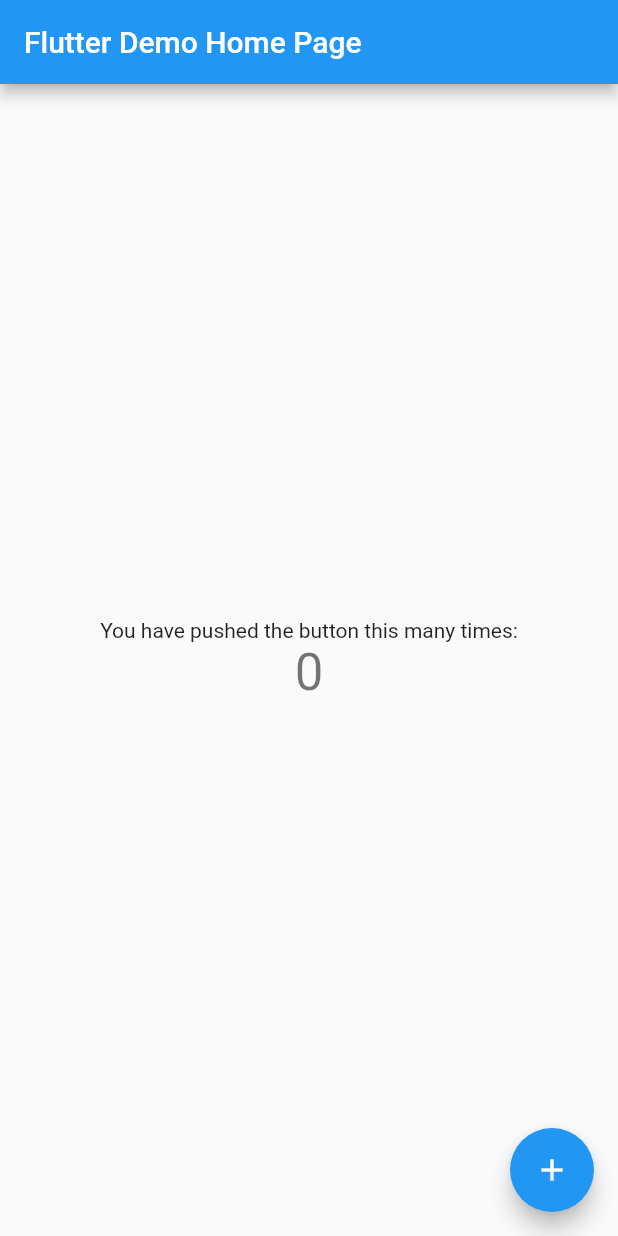
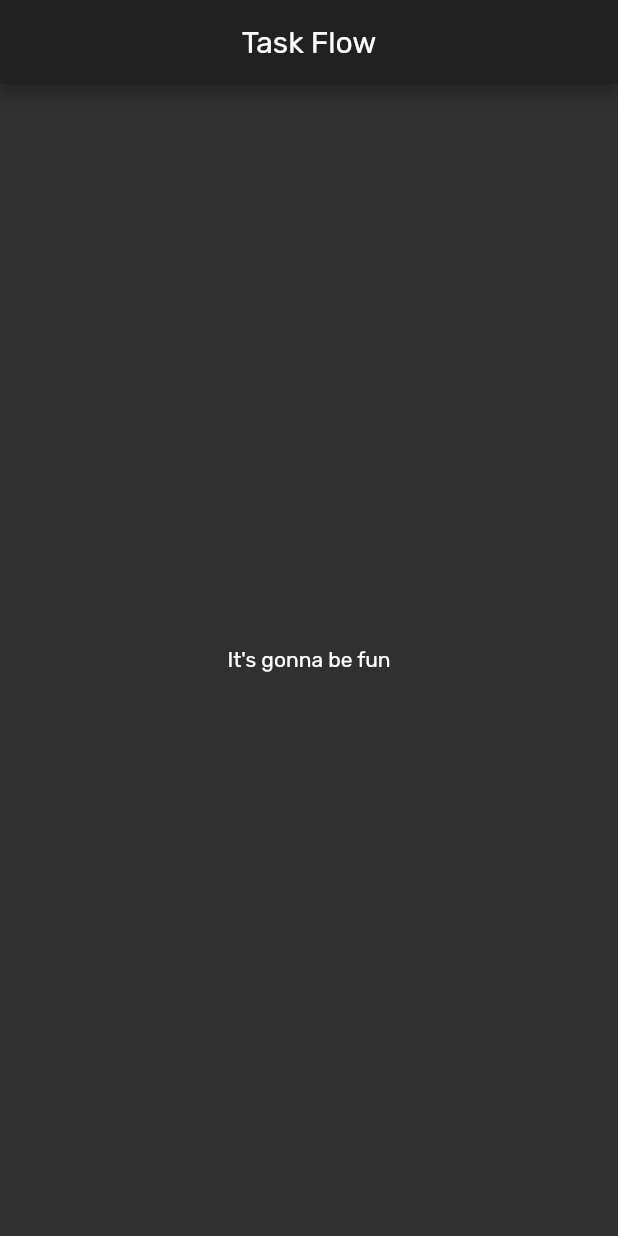
Before and after one commit to officer47p/project-management-demo, a Flutter app: the screen it shows after launch, on a phone screen of 412 x 824 dp. Run offline on Flutter 3.47's test engine with Material 2 defaults, Android fonts, the phone set to English and light mode, and no system bars.

Commit message:
added fonts(Rubik), created a simple app bar and a simple text in center, and hide the debug banner

```diff
--- a/lib/main.dart
+++ b/lib/main.dart
@@ -10,108 +10,35 @@
   Widget build(BuildContext context) {
     return MaterialApp(
       title: 'Flutter Demo',
-      theme: ThemeData(
-        // This is the theme of your application.
-        //
-        // Try running your application with "flutter run". You'll see the
-        // application has a blue toolbar. Then, without quitting the app, try
-        // changing the primarySwatch below to Colors.green and then invoke
-        // "hot reload" (press "r" in the console where you ran "flutter run",
-        // or simply save your changes to "hot reload" in a Flutter IDE).
-        // Notice that the counter didn't reset back to zero; the application
-        // is not restarted.
-        primarySwatch: Colors.blue,
-        // This makes the visual density adapt to the platform that you run
-        // the app on. For desktop platforms, the controls will be smaller and
-        // closer together (more dense) than on mobile platforms.
-        visualDensity: VisualDensity.adaptivePlatformDensity,
-      ),
-      home: MyHomePage(title: 'Flutter Demo Home Page'),
+      theme: ThemeData.dark(),
+      debugShowCheckedModeBanner: false,
+      home: HomePage(),
     );
   }
 }
 
-class MyHomePage extends StatefulWidget {
-  MyHomePage({Key key, this.title}) : super(key: key);
-
-  // This widget is the home page of your application. It is stateful, meaning
-  // that it has a State object (defined below) that contains fields that affect
-  // how it looks.
-
-  // This class is the configuration for the state. It holds the values (in this
-  // case the title) provided by the parent (in this case the App widget) and
-  // used by the build method of the State. Fields in a Widget subclass are
-  // always marked "final".
-
-  final String title;
-
+class HomePage extends StatefulWidget {
   @override
-  _MyHomePageState createState() => _MyHomePageState();
+  _HomePageState createState() => _HomePageState();
 }
 
-class _MyHomePageState extends State<MyHomePage> {
-  int _counter = 0;
-
-  void _incrementCounter() {
-    setState(() {
-      // This call to setState tells the Flutter framework that something has
-      // changed in this State, which causes it to rerun the build method below
-      // so that the display can reflect the updated values. If we changed
-      // _counter without calling setState(), then the build method would not be
-      // called again, and so nothing would appear to happen.
-      _counter++;
-    });
-  }
-
+class _HomePageState extends State<HomePage> {
   @override
   Widget build(BuildContext context) {
-    // This method is rerun every time setState is called, for instance as done
-    // by the _incrementCounter method above.
-    //
-    // The Flutter framework has been optimized to make rerunning build methods
-    // fast, so that you can just rebuild anything that needs updating rather
-    // than having to individually change instances of widgets.
     return Scaffold(
       appBar: AppBar(
-        // Here we take the value from the MyHomePage object that was created by
-        // the App.build method, and use it to set our appbar title.
-        title: Text(widget.title),
+        centerTitle: true,
+        title: Text(
+          "Task Flow",
+          style: TextStyle(fontFamily: "Rubik"),
+        ),
       ),
       body: Center(
-        // Center is a layout widget. It takes a single child and positions it
-        // in the middle of the parent.
-        child: Column(
-          // Column is also a layout widget. It takes a list of children and
-          // arranges them vertically. By default, it sizes itself to fit its
-          // children horizontally, and tries to be as tall as its parent.
-          //
-          // Invoke "debug painting" (press "p" in the console, choose the
-          // "Toggle Debug Paint" action from the Flutter Inspector in Android
-          // Studio, or the "Toggle Debug Paint" command in Visual Studio Code)
-          // to see the wireframe for each widget.
-          //
-          // Column has various properties to control how it sizes itself and
-          // how it positions its children. Here we use mainAxisAlignment to
-          // center the children vertically; the main axis here is the vertical
-          // axis because Columns are vertical (the cross axis would be
-          // horizontal).
-          mainAxisAlignment: MainAxisAlignment.center,
-          children: <Widget>[
-            Text(
-              'You have pushed the button this many times:',
-            ),
-            Text(
-              '$_counter',
-              style: Theme.of(context).textTheme.headline4,
-            ),
-          ],
+        child: Text(
+          "It's gonna be fun",
+          style: TextStyle(fontFamily: "Rubik"),
         ),
       ),
-      floatingActionButton: FloatingActionButton(
-        onPressed: _incrementCounter,
-        tooltip: 'Increment',
-        child: Icon(Icons.add),
-      ), // This trailing comma makes auto-formatting nicer for build methods.
     );
   }
 }
```
Also changed, not shown: pubspec.yaml (+6 -6 lines), assets/fonts/Rubik-Bold.ttf (added), assets/fonts/Rubik-Regular.ttf (added), 2 other files.
